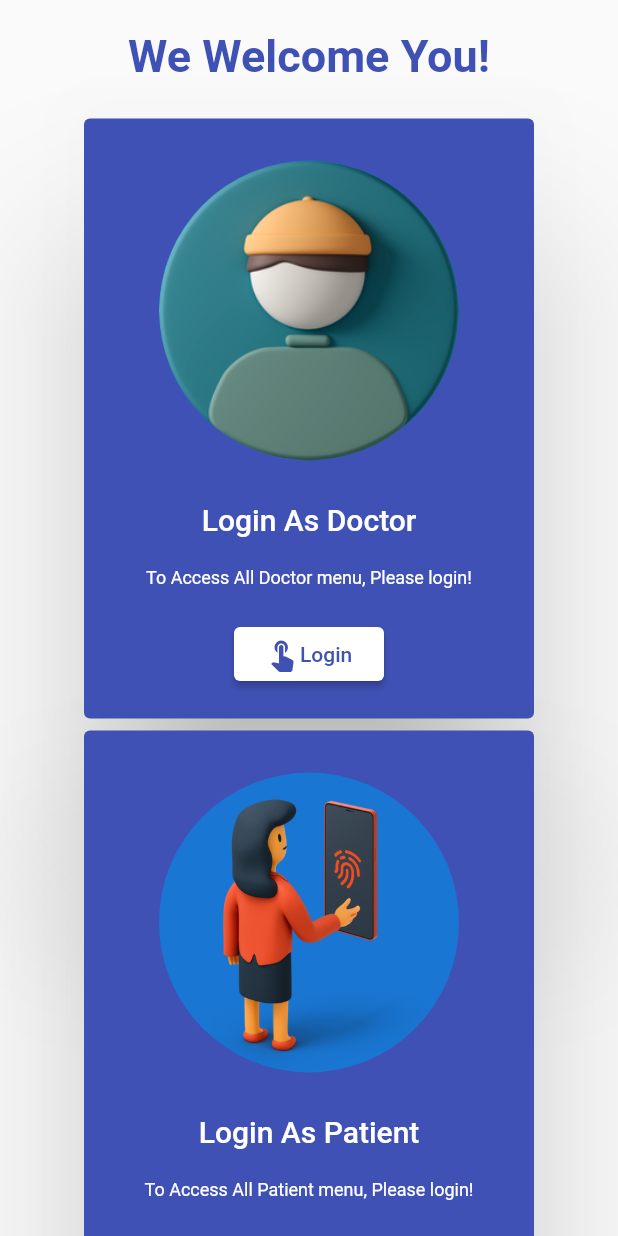
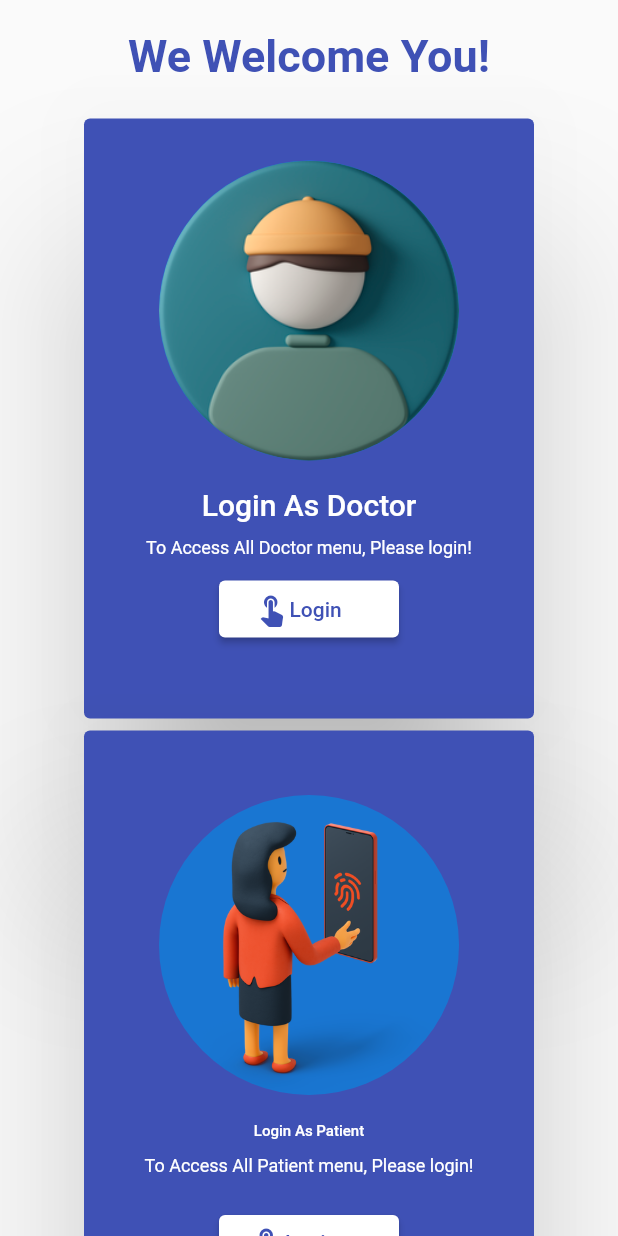
Before and after one commit to StreetGUY32/Auth-Firebase-Flutter, a Flutter app: the screen it shows after launch, on a phone screen of 412 x 824 dp. Run offline on Flutter 3.47's test engine with Material 2 defaults, Android fonts, the phone set to English and light mode, and no system bars; our stand-ins replace cloud_firestore, firebase_auth, firebase_core; accounts and stored records are empty.

Commit message:
Updated UI of Some Files.

```diff
--- a/lib/screens/mainHome.dart
+++ b/lib/screens/mainHome.dart
@@ -56,7 +56,7 @@ class _MainHomeState extends State<MainHome> {
                             ),
                           ),
                           const SizedBox(
-                            height: 20,
+                            height: 10,
                           ),
                           const Text(
                             'Login As Doctor',
@@ -67,7 +67,7 @@ class _MainHomeState extends State<MainHome> {
                             ), //Textstyle
                           ), //Text
                           const SizedBox(
-                            height: 20,
+                            height: 10,
                           ),
                           const Text(
                             'To Access All Doctor menu, Please login!',
@@ -77,10 +77,10 @@ class _MainHomeState extends State<MainHome> {
                             ),
                           ),
                           const SizedBox(
-                            height: 20,
+                            height: 10,
                           ),
                           SizedBox(
-                            width: 100,
+                            width: 120,
                             child: ElevatedButton(
                               onPressed: () {
                                 Navigator.push(
@@ -92,13 +92,17 @@ class _MainHomeState extends State<MainHome> {
                                   backgroundColor:
                                       MaterialStateProperty.all(Colors.white)),
                               child: Padding(
-                                padding: const EdgeInsets.all(4),
+                                padding: const EdgeInsets.all(7),
                                 child: Row(
                                   children: const [
+                                    // Expanded(
                                     Icon(
+                                      // Icons.wi
                                       Icons.touch_app,
                                       color: Colors.indigo,
                                     ),
+                                    //),
+
                                     Text('Login',
                                         style: TextStyle(color: Colors.indigo)),
                                   ],
@@ -115,12 +119,16 @@ class _MainHomeState extends State<MainHome> {
                   elevation: 50,
                   shadowColor: Colors.black,
                   color: Colors.indigo,
+                  child: Flexible(
                     child: SizedBox(
                       width: 300,
                       height: 400,
                       child: Padding(
-                      padding: const EdgeInsets.all(20.0),
+                        padding: const EdgeInsets.all(16.0),
+                        child: Expanded(
                           child: Column(
+                            crossAxisAlignment: CrossAxisAlignment.center,
+                            mainAxisAlignment: MainAxisAlignment.center,
                             children: [
                               const CircleAvatar(
                                 backgroundColor: Colors.indigo,
@@ -132,18 +140,18 @@ class _MainHomeState extends State<MainHome> {
                                 ),
                               ),
                               const SizedBox(
-                            height: 20,
+                                height: 10,
                               ),
                               const Text(
                                 'Login As Patient',
                                 style: TextStyle(
-                              fontSize: 20,
+                                  fontSize: 10,
                                   color: Colors.white,
                                   fontWeight: FontWeight.w500,
                                 ),
                               ),
                               const SizedBox(
-                            height: 20,
+                                height: 10,
                               ),
                               const Text(
                                 'To Access All Patient menu, Please login!',
@@ -156,17 +164,19 @@ class _MainHomeState extends State<MainHome> {
                                 height: 20,
                               ),
                               SizedBox(
-                            width: 100,
+                                width: 120,
                                 child: ElevatedButton(
                                   onPressed: () {
                                     Navigator.push(
                                         context,
                                         MaterialPageRoute(
-                                        builder: (context) => SigninScreen()));
+                                            builder: (context) =>
+                                                SigninScreen()));
                                   },
                                   style: ButtonStyle(
                                       backgroundColor:
-                                      MaterialStateProperty.all(Colors.white)),
+                                          MaterialStateProperty.all(
+                                              Colors.white)),
                                   child: Padding(
                                     padding: const EdgeInsets.all(4),
                                     child: Row(
@@ -176,13 +186,16 @@ class _MainHomeState extends State<MainHome> {
                                           color: Colors.indigo,
                                         ),
                                         Text('Login',
-                                        style: TextStyle(color: Colors.indigo)),
+                                            style: TextStyle(
+                                                color: Colors.indigo)),
                                       ],
                                     ),
                                   ),
                                 ),
                               )
                             ],
+                          ),
+                        ),
                       ),
                     ),
                   ),
--- a/lib/screens/patient/signup_p.dart
+++ b/lib/screens/patient/signup_p.dart
@@ -115,12 +115,13 @@ class _signUpScreenState extends State<signUpScreen> {
                           'P_Email': _emailController.text,
                           'P_Password': _passwordController.text,
                           'P_Address': _addressController.text,
-                          'P_Phone': _phoneController.text,
+                          'P_PhoneNumber': _phoneController.text,
                           'P_Age': _ageController.text,
                           'P_CNIC': _cnicController.text,
                           'P_Gender': _genderController.text,
-                          "uid": UID,
+                          'P_Id': UID,
                           "role": "patient",
+                          "status": "available",
                         })
                         .then((value) => {
                               print('user created'),
```
Also changed, not shown: lib/screens/doctor/signup_D.dart (+29 -13 lines). Lines whose indentation alone changed are shown as unchanged.
